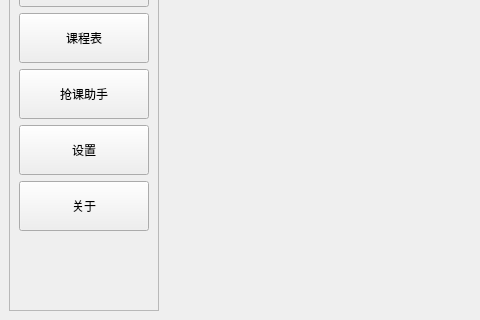
fx-tourist/ahutTool, file ui_src/form.ui: the form before one commit; both pictures show x 0 to 480 and y 174 to 494 of the 638 by 494 pixel window.
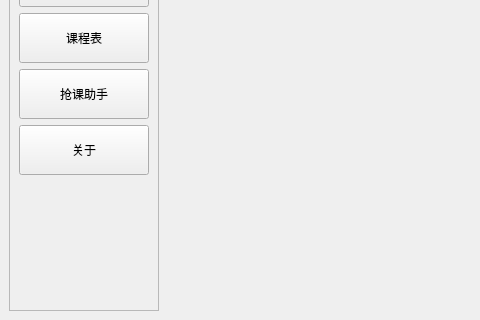
The form after the commit.

```diff
--- a/ui_src/form.ui
+++ b/ui_src/form.ui
@@ -121,19 +121,6 @@
          </property>
         </widget>
        </item>
-       <item>
-        <widget class="QPushButton" name="settings_button">
-         <property name="minimumSize">
-          <size>
-           <width>50</width>
-           <height>50</height>
-          </size>
-         </property>
-         <property name="text">
-          <string>设置</string>
-         </property>
-        </widget>
-       </item>
        <item>
         <widget class="QPushButton" name="appInfo_button">
          <property name="minimumSize">
```
Left out of the diff: 4 changed lines with no effect on the pictures.
